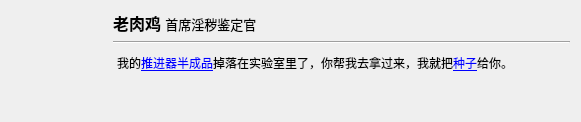
Old version of the form src/coeus/coeus_client_qt/dialogue_box.ui in the repository AngryPowman/Coeus.
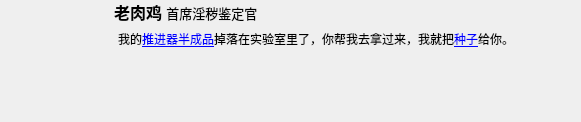
New version of the form.

Patch:
```diff
--- a/src/coeus/coeus_client_qt/dialogue_box.ui
+++ b/src/coeus/coeus_client_qt/dialogue_box.ui
@@ -10,10 +10,31 @@
     <height>122</height>
    </rect>
   </property>
+  <property name="sizePolicy">
+   <sizepolicy hsizetype="Expanding" vsizetype="Expanding">
+    <horstretch>0</horstretch>
+    <verstretch>0</verstretch>
+   </sizepolicy>
+  </property>
   <property name="windowTitle">
    <string>张三（NPC）</string>
   </property>
   <layout class="QHBoxLayout" name="horizontalLayout">
+   <property name="spacing">
+    <number>2</number>
+   </property>
+   <property name="leftMargin">
+    <number>0</number>
+   </property>
+   <property name="topMargin">
+    <number>0</number>
+   </property>
+   <property name="rightMargin">
+    <number>0</number>
+   </property>
+   <property name="bottomMargin">
+    <number>0</number>
+   </property>
    <item>
     <layout class="QVBoxLayout" name="verticalLayout_4">
      <item>
@@ -50,6 +71,22 @@
      </item>
     </layout>
    </item>
+   <item>
+    <spacer name="horizontalSpacer">
+     <property name="orientation">
+      <enum>Qt::Horizontal</enum>
+     </property>
+     <property name="sizeType">
+      <enum>QSizePolicy::Fixed</enum>
+     </property>
+     <property name="sizeHint" stdset="0">
+      <size>
+       <width>16</width>
+       <height>20</height>
+      </size>
+     </property>
+    </spacer>
+   </item>
    <item>
     <layout class="QVBoxLayout" name="verticalLayout_3">
      <item>
@@ -73,13 +110,6 @@
          </property>
         </widget>
        </item>
-       <item>
-        <widget class="Line" name="line">
-         <property name="orientation">
-          <enum>Qt::Horizontal</enum>
-         </property>
-        </widget>
-       </item>
       </layout>
      </item>
      <item>
```
Left out of the diff: 6 changed lines with no effect on the pictures.
